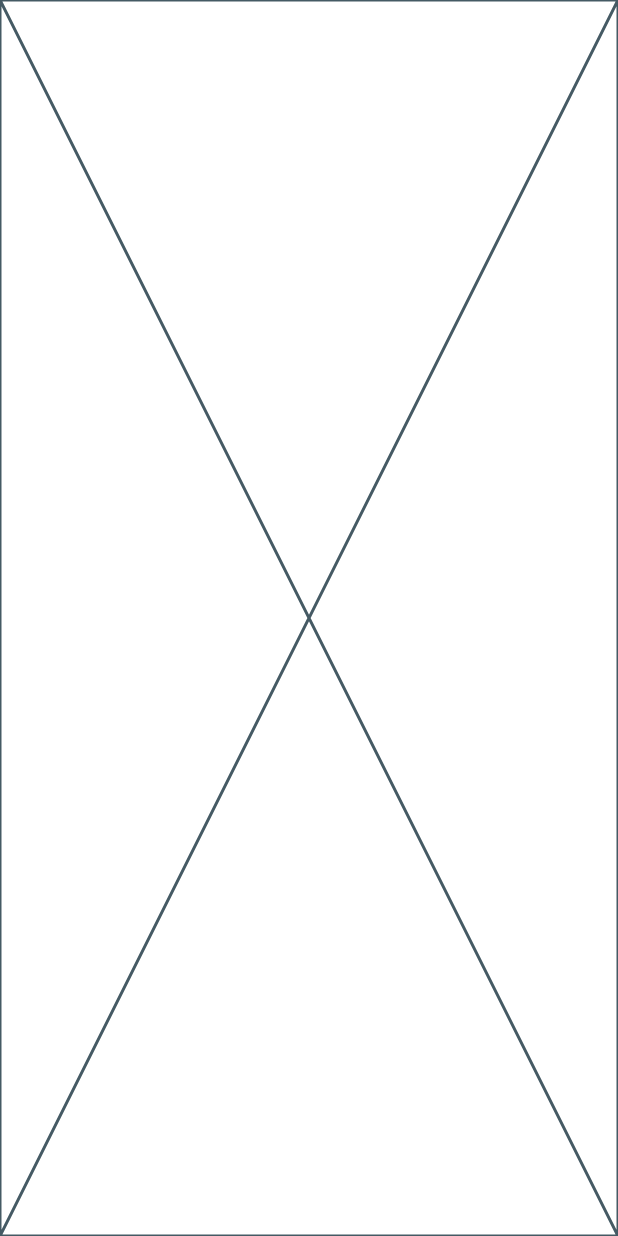
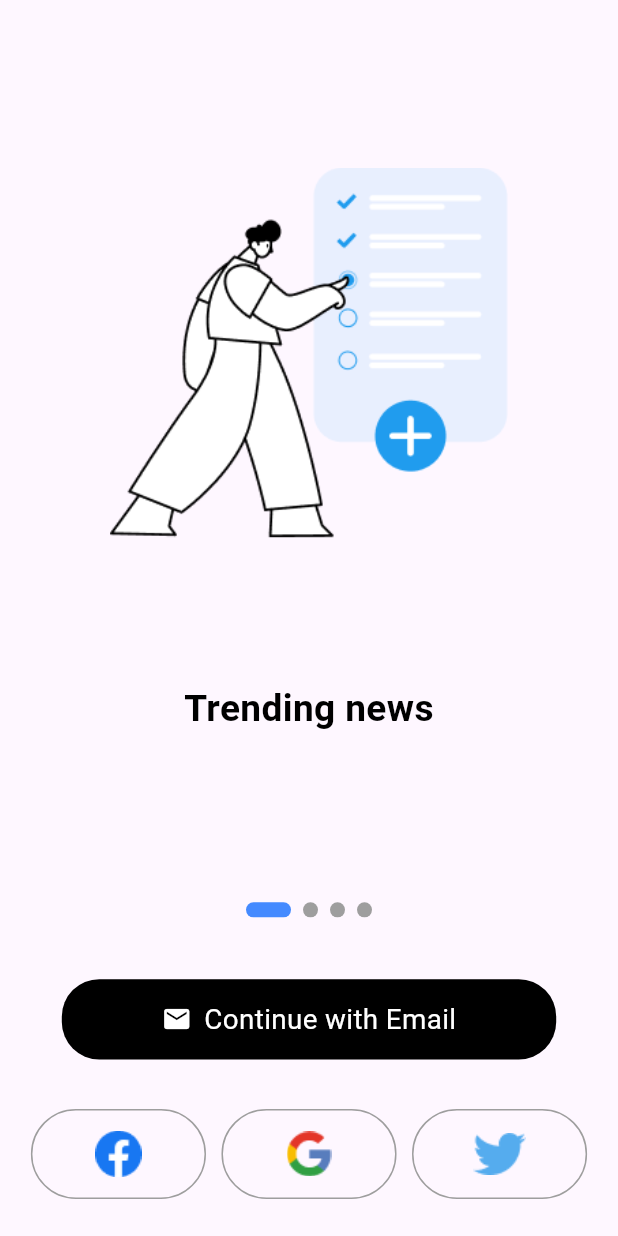
Before and after one commit to MuhammadAmirKhan-57/onboarding_example, a Flutter app: the screen it shows after launch, on a phone screen of 412 x 824 dp. Run offline on Flutter 3.47's test engine with Material 3 defaults, Android fonts, the phone set to English and light mode, and no system bars; drawn by our look-alikes of smooth_page_indicator.

Commit message:
Onboarding Done

```diff
--- a/lib/view/onboarding_screen.dart
+++ b/lib/view/onboarding_screen.dart
@@ -1,10 +1,133 @@
 import 'package:flutter/material.dart';
+import 'package:onboarding_example/models/onboarding.dart';
+import 'package:smooth_page_indicator/smooth_page_indicator.dart';
 
 class OnboardingScreen extends StatelessWidget {
-  const OnboardingScreen({super.key});
+  OnboardingScreen({super.key});
+
+  final PageController controller = PageController();
+
+  final List<BoardingModel> boardingList = [
+    BoardingModel(image: 'assets/images/Group.png', title: 'Trending news'),
+    BoardingModel(image: 'assets/images/Group (1).png', title: 'React, Save & Share News'),
+    BoardingModel(image: 'assets/images/Group (2).png', title: 'Video & live News From YouTube'),
+    BoardingModel(image: 'assets/images/Group (3).png', title: 'Browse News From Variety Of Categories'),
+  ];
+
 
   @override
   Widget build(BuildContext context) {
-    return const Placeholder();
+      final screenHeight = MediaQuery.of(context).size.height;
+    final screenWidth = MediaQuery.of(context).size.width;
+    return  Scaffold(
+      body: Column(
+        children: [
+          // Onboarding pages
+          Expanded(
+            child: PageView.builder(
+              controller: controller,
+              itemCount: boardingList.length,
+              itemBuilder: (context, i) {
+                return Padding(
+                  padding: const EdgeInsets.all(16.0),
+                  child: Column(
+                    children: [
+                      Spacer(flex: 2),
+                      Image.asset(
+                        boardingList[i].image,
+                        width: screenWidth * 0.75,
+                        height: screenHeight * 0.3,
+                        fit: BoxFit.contain,
+                      ),
+                      Spacer(flex: 2),
+                      Text(
+                        boardingList[i].title,
+                        textAlign: TextAlign.center,
+                        style: TextStyle(
+                          color: Colors.black,
+                          fontSize: screenWidth * 0.06,
+                          fontWeight: FontWeight.bold,
+                        ),
+                      ),
+                      Spacer(flex: 2),
+                    ],
+                  ),
+                );
+              },
+            ),
+          ),
+
+          // Dots Indicator
+          SmoothPageIndicator(
+            controller: controller,
+            count: boardingList.length,
+            effect: const ExpandingDotsEffect(
+              dotHeight: 10,
+              dotWidth: 10,
+              dotColor: Colors.grey,
+              activeDotColor: Colors.blueAccent,
+            ),
+          ),
+
+          SizedBox(height: screenHeight * 0.05),
+
+          // Continue with Email Button
+          Container(
+            height: screenHeight * 0.065,
+            width: screenWidth * 0.8,
+            decoration: BoxDecoration(
+              color: Colors.black,
+              borderRadius: BorderRadius.circular(25),
+            ),
+            child: Row(
+              mainAxisAlignment: MainAxisAlignment.center,
+              children: [
+                const Icon(Icons.email, color: Colors.white, size: 20),
+                SizedBox(width: screenWidth * 0.02),
+                Text(
+                  'Continue with Email',
+                  style: TextStyle(
+                    color: Colors.white,
+                    fontSize: screenWidth * 0.045,
+                  ),
+                ),
+              ],
+            ),
+          ),
+
+          SizedBox(height: screenHeight * 0.04),
+
+          // Social Login Buttons
+          Padding(
+            padding: EdgeInsets.symmetric(horizontal: screenWidth * 0.05),
+            child: Row(
+              mainAxisAlignment: MainAxisAlignment.spaceBetween,
+              children: [
+                _socialIcon('assets/images/logos_facebook.png'),
+                SizedBox(width: screenWidth * 0.025),
+                _socialIcon('assets/images/devicon_google.png'),
+                SizedBox(width: screenWidth * 0.025),
+                _socialIcon('assets/images/Vector.png'),
+              ],
+            ),
+          ),
+
+          SizedBox(height: screenHeight * 0.03),
+        ],
+      ),
+    );
   }
 }
+
+  Widget _socialIcon(String assetPath) {
+    return Expanded(
+      child: Container(
+        height: 60,
+        decoration: BoxDecoration(
+          borderRadius: BorderRadius.circular(30),
+          border: Border.all(color: Colors.grey),
+        ),
+        child: Image.asset(assetPath),
+      ),
+    );
+  }
```
Also changed, not shown: pubspec.yaml (+8 -37 lines), assets/images/Group (1).png (added), assets/images/Group (2).png (added), assets/images/Group (3).png (added), assets/images/Group.png (added), assets/images/Vector.png (added), assets/images/devicon_google.png (added), assets/images/logos_facebook.png (added), pubspec.lock.
